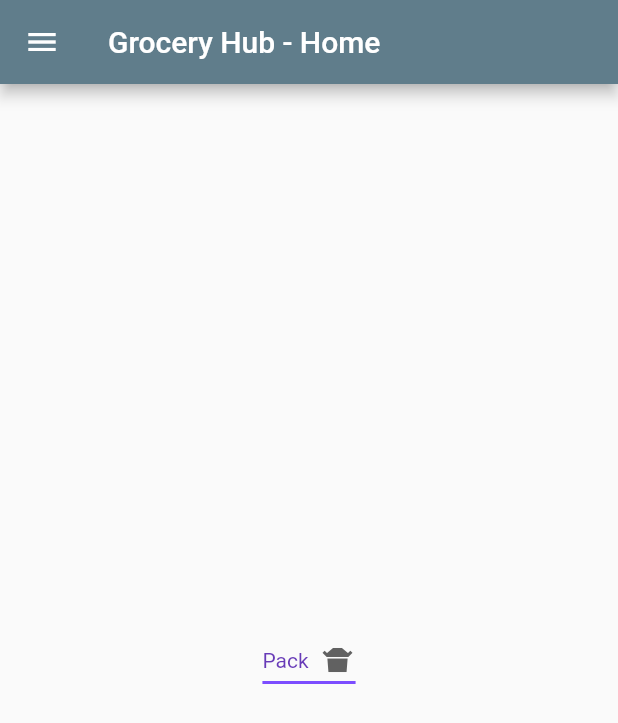
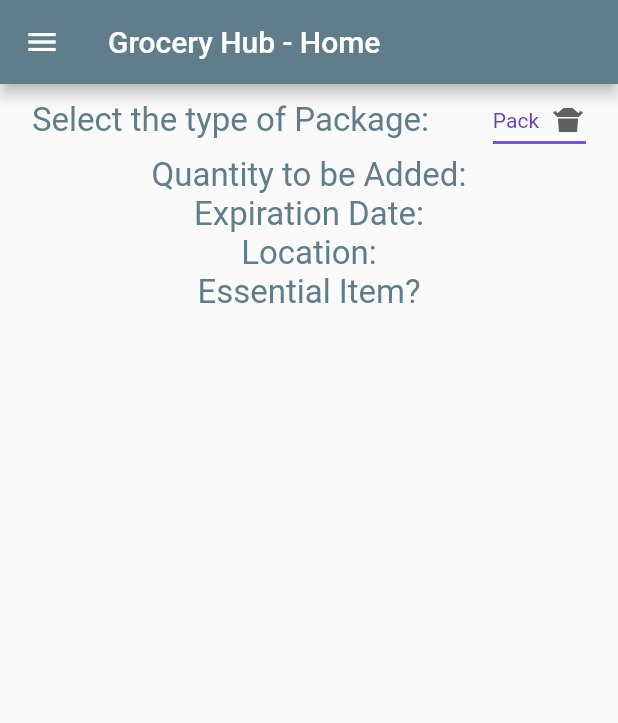
Before and after one commit to maria-im015/grocery_hub_capstone, a Flutter app: the screen it shows after launch, on a phone screen of 412 x 824 dp. Shown: the top 723 px of the screen. Run offline on Flutter 3.47's test engine with Material 2 defaults, Android fonts, the phone set to English and light mode, and no system bars.

Commit message:
added skeleton questions to home page

```diff
--- a/lib/pages/home.dart
+++ b/lib/pages/home.dart
@@ -1,7 +1,6 @@
 import 'package:flutter/material.dart';
 import 'package:grocery_hub_capstone/navigation/menu_bar.dart';
 import 'package:grocery_hub_capstone/pages/home_detailed.dart';
-
 
 // content that loads on the home page
 
@@ -13,11 +12,65 @@ class MyHomePage extends StatelessWidget {
   @override
   Widget build(BuildContext context) {
     return Scaffold(
-      drawer: MenuBar(),
-      appBar: AppBar(title: const Text(_title)),
-      body: const Center(
-        child: PackageTypeWidget(),
-      ),
-    );
+        drawer: MenuBar(),
+        appBar: AppBar(title: const Text(_title)),
+        body: Column(children: <Widget>[
+          Row(
+              crossAxisAlignment: CrossAxisAlignment.center,
+              mainAxisAlignment: MainAxisAlignment.spaceAround,
+              children: <Widget>[
+                Container(
+                  child: Text(
+                    'Select the type of Package:',
+                    style: TextStyle(color: Colors.blueGrey, fontSize: 22),
+                  ),
+                ),
+                Container(child: PackageTypeWidget()),
+              ]),
+          Row(
+              crossAxisAlignment: CrossAxisAlignment.center,
+              mainAxisAlignment: MainAxisAlignment.spaceEvenly,
+              children: <Widget>[
+                Container(
+                  child: Text(
+                    'Quantity to be Added:',
+                    style: TextStyle(color: Colors.blueGrey, fontSize: 22),
+                  ),
+                ),
+              ]),
+          Row(
+              crossAxisAlignment: CrossAxisAlignment.center,
+              mainAxisAlignment: MainAxisAlignment.spaceEvenly,
+              children: <Widget>[
+                Container(
+                  child: Text(
+                    'Expiration Date:',
+                    style: TextStyle(color: Colors.blueGrey, fontSize: 22),
+                  ),
+                ),
+              ]),
+          Row(
+              crossAxisAlignment: CrossAxisAlignment.center,
+              mainAxisAlignment: MainAxisAlignment.spaceEvenly,
+              children: <Widget>[
+                Container(
+                  child: Text(
+                    'Location:',
+                    style: TextStyle(color: Colors.blueGrey, fontSize: 22),
+                  ),
+                ),
+              ]),
+          Row(
+              crossAxisAlignment: CrossAxisAlignment.center,
+              mainAxisAlignment: MainAxisAlignment.spaceEvenly,
+              children: <Widget>[
+                Container(
+                  child: Text(
+                    'Essential Item?',
+                    style: TextStyle(color: Colors.blueGrey, fontSize: 22),
+                  ),
+                ),
+              ]),
+        ]));
   }
 }
```
